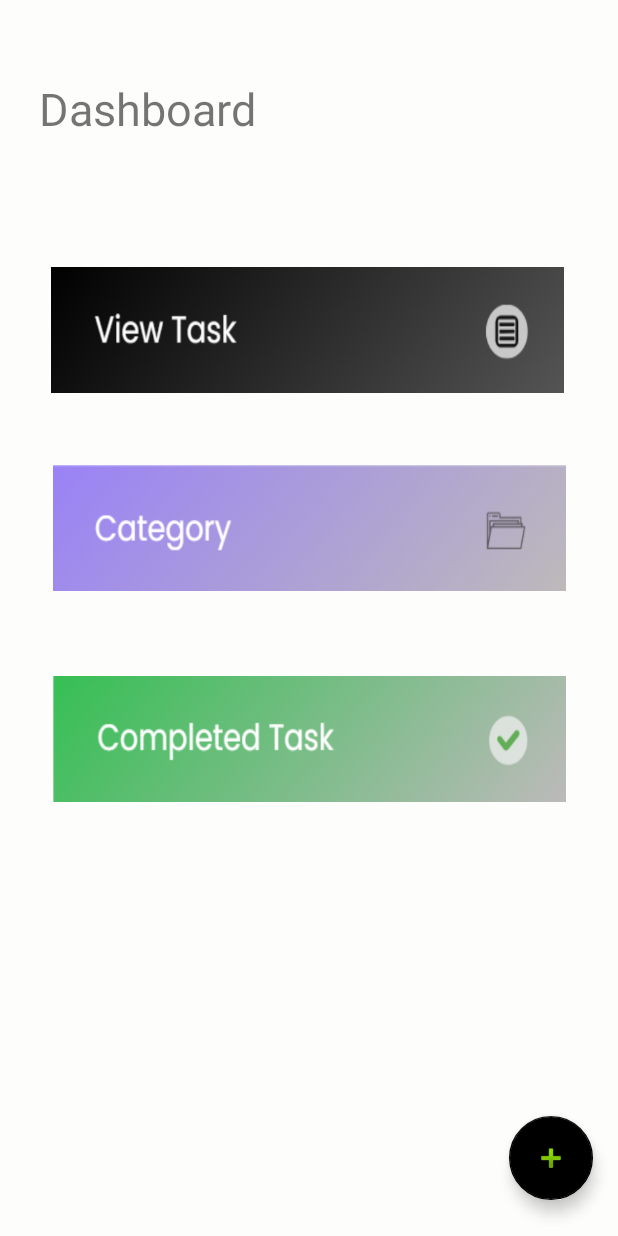
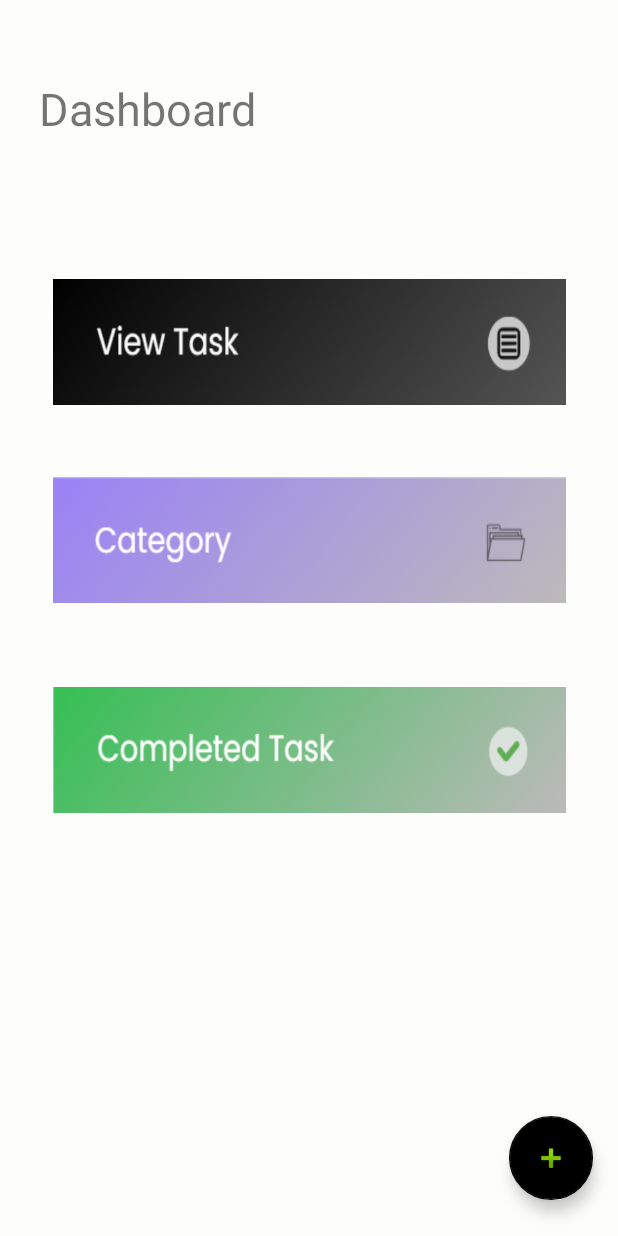
Before and after one commit to Labyrinth-759/TaskTidy, an Android app: the DashboardActivity screen opened directly, with no data from a screen before it, on a phone screen of 412 x 824 dp. Run offline under Robolectric (Android 15) with nearby library versions, the phone set to English and light mode, and no system bars.

Commit message:
changed layout in dashboard

```diff
--- a/app/src/main/res/layout/activity_dashboard.xml
+++ b/app/src/main/res/layout/activity_dashboard.xml
@@ -25,10 +25,10 @@
         android:id="@+id/button3"
         android:layout_width="342dp"
         android:layout_height="84dp"
-        android:layout_marginTop="80dp"
+        android:layout_marginTop="88dp"
         android:background="@drawable/view"
         app:layout_constraintEnd_toEndOf="parent"
-        app:layout_constraintHorizontal_bias="0.49"
+        app:layout_constraintHorizontal_bias="0.507"
         app:layout_constraintStart_toStartOf="parent"
         app:layout_constraintTop_toBottomOf="@+id/textView3"
         tools:ignore="SpeakableTextPresentCheck" />
```
